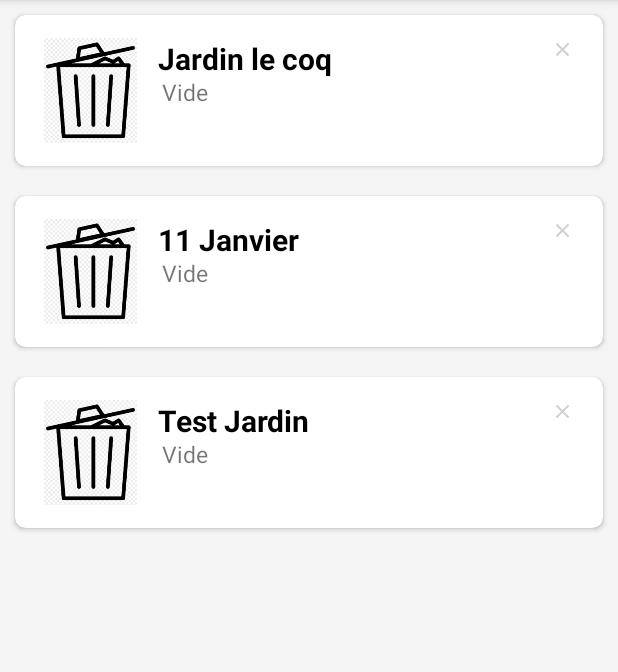
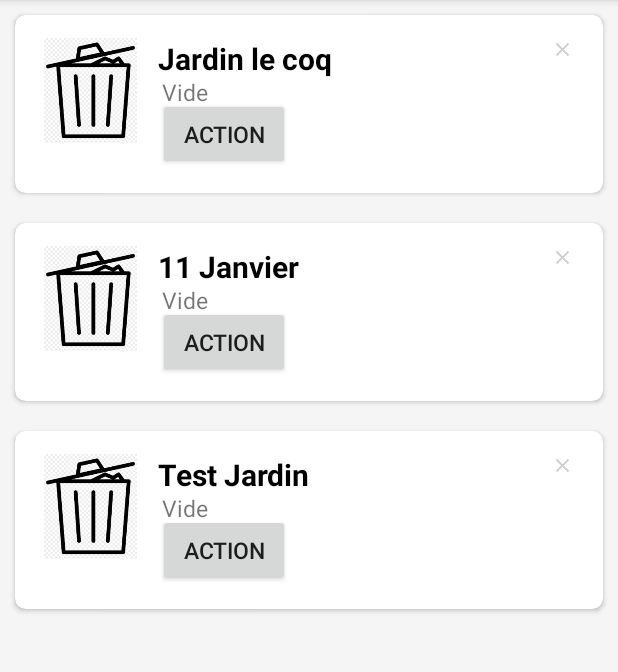
Before and after one commit to benhoumine/RamassePoubelleMobile, an Android app: the fragment JardinRecycler placed in its activity, on a phone screen of 412 x 824 dp, the part 84-756 px from its top. Run offline under Robolectric (Android 15) with nearby library versions, the phone set to English and light mode, and no system bars; our stand-ins replace ButterKnife.

Commit message:
Ajout action

```diff
--- a/app/src/main/res/layout/plant_item.xml
+++ b/app/src/main/res/layout/plant_item.xml
@@ -45,6 +45,19 @@
             android:text="Plant Type + Description"
             android:textSize="15sp" />
 
+        <Button
+            android:id="@+id/buttonAction"
+            android:layout_width="wrap_content"
+            android:layout_height="wrap_content"
+            android:layout_alignParentTop="true"
+            android:text="Action"
+            android:layout_marginLeft="10dp"
+            android:layout_marginTop="40dp"
+            android:layout_toEndOf="@+id/imageView"
+            android:textSize="15sp"
+            android:padding="5dp"
+            />
+
         <ImageView
             android:id="@+id/close"
             android:layout_width="15dp"
```
